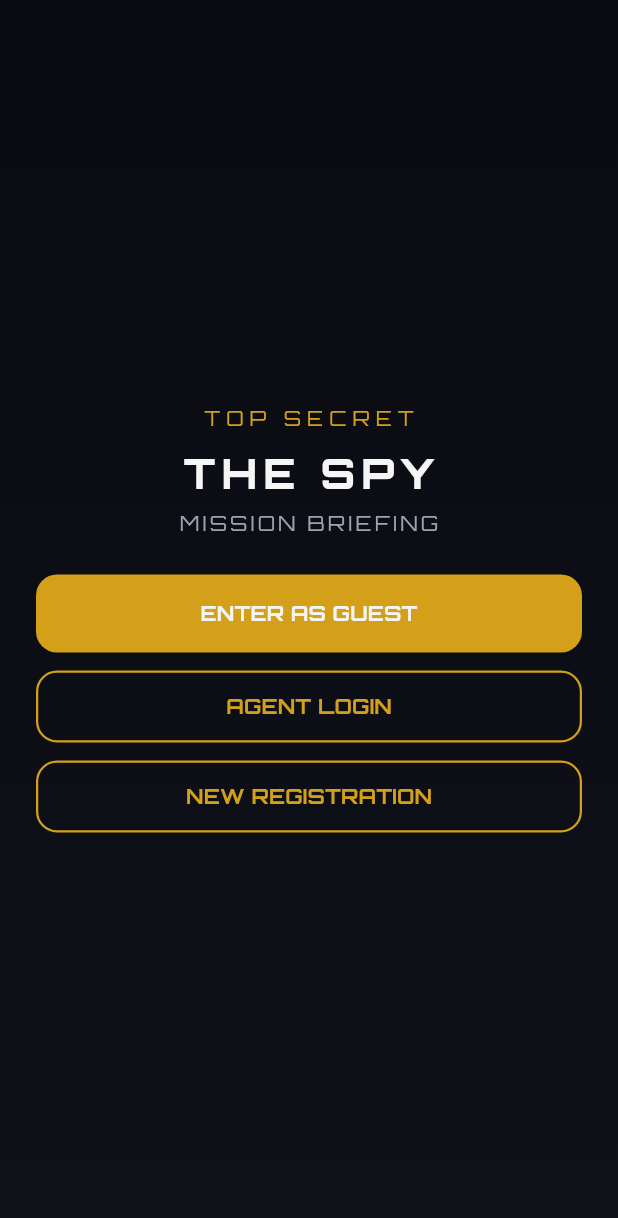
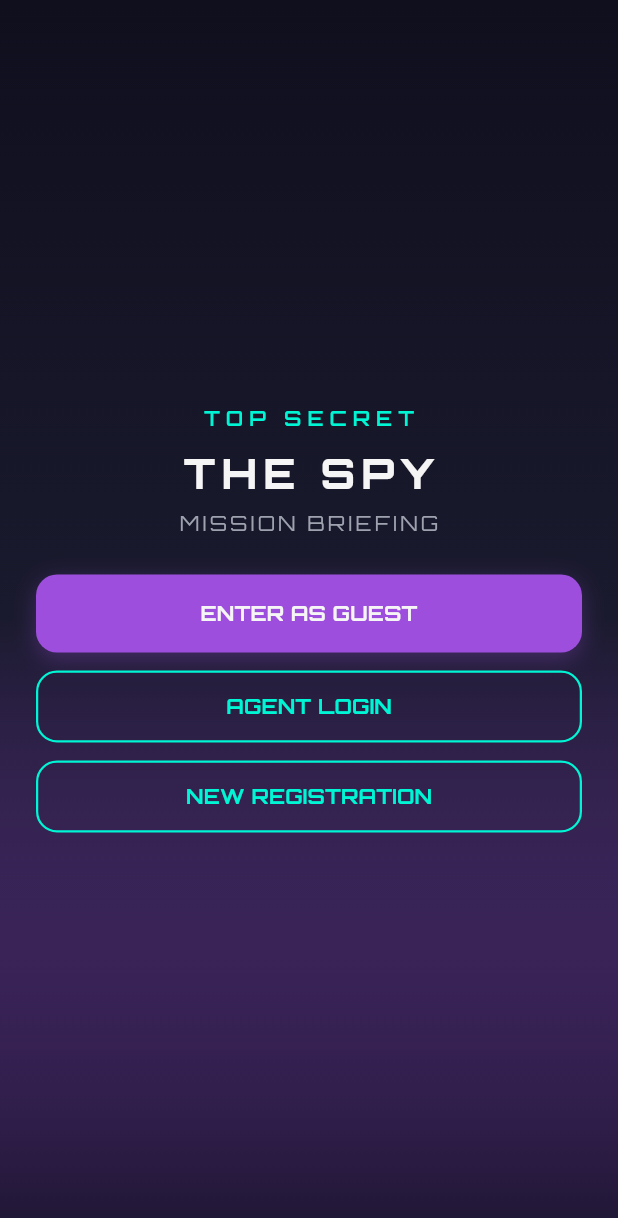
Before and after one commit to SlickEdgeMedia/codename-defector, a Flutter app: the screen it shows after launch, on a phone screen of 412 x 824 dp. Shown: the top 1218 px of the screen. Run offline on Flutter 3.47's test engine with Material 3 defaults, Android fonts, the phone set to English and light mode, and no system bars; our stand-ins replace confetti, dio, flutter_dotenv, google_fonts, shared_preferences, socket_io_client; accounts and stored records are empty.

Commit message:
feat: Redesign color theme to spy/hacker aesthetic
Transform the app from gold/yellow theme to purple/cyan spy aesthetic:

Color Changes:
- Primary: Purple (#9D4EDD) with bright variant (#C77DFF)
- Accent: Cyan/teal (#00F5D4) for highlights and borders
- Background: Deeper dark (#0F0F1E) with darker panels (#1A1A2E)
- Success: Changed to cyan (#00F5D4) for tech feel
- Danger: Updated to pink (#FF006E) for better contrast

Visual Enhancements:
- Added glow effects to primary buttons with purple shadow
- Cyan borders with subtle glow on mission cards
- Updated countdown circle with purple glow effect
- Secondary buttons now use cyan outline
- Confetti colors updated to match new theme

Updated Components:
- All buttons (primary/secondary) with new colors and effects
- Mission cards with cyan glowing borders
- Lobby player avatars with purple tint
- Auth screens with gradient backgrounds
- Ready toggle with cyan accent
- All navigation icons and accents

The new theme creates a mysterious, tech-focused spy atmosphere
while keeping all existing mission/spy terminology intact.

🤖 Generated with [Claude Code](https://claude.com/claude-code)

Co-Authored-By: Claude Sonnet 4.5 <noreply@anthropic.com>

```diff
--- a/mobile/lib/constants/palette.dart
+++ b/mobile/lib/constants/palette.dart
@@ -2,19 +2,34 @@ import 'package:flutter/material.dart';
 
 /// Color palette for The Imposter app theme.
 ///
-/// This defines the dark theme with gold accents used throughout the app.
+/// This defines the dark spy/hacker theme with purple and cyan accents.
 class Palette {
-  /// Dark background color for the app
-  static const Color bg = Color(0xFF0B0C10);
+  /// Deep dark background color for the app
+  static const Color bg = Color(0xFF0F0F1E);
 
   /// Panel background color (slightly lighter than bg)
-  static const Color panel = Color(0xFF12131A);
+  static const Color panel = Color(0xFF1A1A2E);
 
-  /// Primary gold accent color
-  static const Color gold = Color(0xFFD4A019);
+  /// Primary purple accent color
+  static const Color primary = Color(0xFF9D4EDD);
 
-  /// Darker shade of gold for hover/pressed states
-  static const Color goldDark = Color(0xFF9C7614);
+  /// Darker shade of purple for hover/pressed states
+  static const Color primaryDark = Color(0xFF7B2CBF);
+
+  /// Bright purple for highlights
+  static const Color primaryBright = Color(0xFFC77DFF);
+
+  /// Cyan/teal accent color for highlights and borders
+  static const Color accent = Color(0xFF00F5D4);
+
+  /// Darker cyan for secondary accents
+  static const Color accentDark = Color(0xFF00D9C0);
+
+  /// Legacy gold color (kept for backwards compatibility, gradually replace with primary)
+  static const Color gold = Color(0xFF9D4EDD);
+
+  /// Legacy goldDark (kept for backwards compatibility)
+  static const Color goldDark = Color(0xFF7B2CBF);
 
   /// Primary text color (near white)
   static const Color text = Color(0xFFF5F5F5);
@@ -22,12 +37,15 @@ class Palette {
   /// Muted/secondary text color
   static const Color muted = Color(0xFF9EA2AF);
 
-  /// Success/positive state color (green)
-  static const Color success = Color(0xFF3CD070);
+  /// Success/positive state color (green/cyan)
+  static const Color success = Color(0xFF00F5D4);
 
-  /// Danger/negative state color (red)
-  static const Color danger = Color(0xFFFF4E50);
+  /// Danger/negative state color (red/pink)
+  static const Color danger = Color(0xFFFF006E);
 
-  /// Stroke/border color
-  static const Color stroke = Color(0xFF1E202A);
+  /// Stroke/border color (lighter for visibility)
+  static const Color stroke = Color(0xFF2D2D44);
+
+  /// Glow color for neon effects
+  static const Color glow = Color(0xFF00F5D4);
 }
--- a/mobile/lib/screens/auth/agent_login_screen.dart
+++ b/mobile/lib/screens/auth/agent_login_screen.dart
@@ -48,7 +48,7 @@ class _AgentLoginScreenState extends State<AgentLoginScreen> {
                 Align(
                   alignment: Alignment.topLeft,
                   child: IconButton(
-                    icon: const Icon(Icons.arrow_back, color: Palette.gold),
+                    icon: const Icon(Icons.arrow_back, color: Palette.accent),
                     onPressed: () => Navigator.pop(context),
                   ),
                 ),
@@ -63,7 +63,7 @@ class _AgentLoginScreenState extends State<AgentLoginScreen> {
                           const Text(
                             'CLASSIFIED',
                             style: TextStyle(
-                              color: Palette.gold,
+                              color: Palette.accent,
                               letterSpacing: 4,
                               fontSize: 14,
                             ),
--- a/mobile/lib/screens/auth/agent_register_screen.dart
+++ b/mobile/lib/screens/auth/agent_register_screen.dart
@@ -50,7 +50,7 @@ class _AgentRegisterScreenState extends State<AgentRegisterScreen> {
                 Align(
                   alignment: Alignment.topLeft,
                   child: IconButton(
-                    icon: const Icon(Icons.arrow_back, color: Palette.gold),
+                    icon: const Icon(Icons.arrow_back, color: Palette.accent),
                     onPressed: () => Navigator.pop(context),
                   ),
                 ),
@@ -65,7 +65,7 @@ class _AgentRegisterScreenState extends State<AgentRegisterScreen> {
                           const Text(
                             'NEW RECRUIT',
                             style: TextStyle(
-                              color: Palette.gold,
+                              color: Palette.accent,
                               letterSpacing: 4,
                               fontSize: 14,
                             ),
--- a/mobile/lib/screens/auth/guest_login_screen.dart
+++ b/mobile/lib/screens/auth/guest_login_screen.dart
@@ -47,7 +47,7 @@ class _GuestLoginScreenState extends State<GuestLoginScreen> {
                 Align(
                   alignment: Alignment.topLeft,
                   child: IconButton(
-                    icon: const Icon(Icons.arrow_back, color: Palette.gold),
+                    icon: const Icon(Icons.arrow_back, color: Palette.accent),
                     onPressed: () => Navigator.pop(context),
                   ),
                 ),
@@ -62,7 +62,7 @@ class _GuestLoginScreenState extends State<GuestLoginScreen> {
                           const Text(
                             'GUEST ACCESS',
                             style: TextStyle(
-                              color: Palette.gold,
+                              color: Palette.accent,
                               letterSpacing: 4,
                               fontSize: 14,
                             ),
--- a/mobile/lib/screens/auth/mission_briefing_screen.dart
+++ b/mobile/lib/screens/auth/mission_briefing_screen.dart
@@ -24,9 +24,13 @@ class _MissionBriefingScreenState extends State<MissionBriefingScreen> {
       body: Stack(
         children: [
           Container(
-            decoration: const BoxDecoration(
+            decoration: BoxDecoration(
               gradient: LinearGradient(
-                colors: [Color(0xFF0A0B11), Color(0xFF0F1119)],
+                colors: [
+                  Palette.bg,
+                  Palette.panel,
+                  Palette.primary.withOpacity(0.1),
+                ],
                 begin: Alignment.topCenter,
                 end: Alignment.bottomCenter,
               ),
@@ -39,7 +43,7 @@ class _MissionBriefingScreenState extends State<MissionBriefingScreen> {
                 child: Column(
                   mainAxisSize: MainAxisSize.min,
                   children: [
-                    const Text('TOP SECRET', style: TextStyle(color: Palette.gold, letterSpacing: 4)),
+                    const Text('TOP SECRET', style: TextStyle(color: Palette.accent, letterSpacing: 4, fontWeight: FontWeight.w600)),
                     const SizedBox(height: 8),
                     Text(
                       'THE SPY',
--- a/mobile/lib/screens/round/phases/role_phase.dart
+++ b/mobile/lib/screens/round/phases/role_phase.dart
@@ -89,7 +89,7 @@ class RolePhase extends StatelessWidget {
           Text(
             isImposter ? 'SPY' : 'CIVILIAN',
             style: Theme.of(context).textTheme.headlineSmall?.copyWith(
-                  color: isImposter ? Palette.danger : Palette.gold,
+                  color: isImposter ? Palette.danger : Palette.accent,
                   fontWeight: FontWeight.w800,
                 ),
           ),
--- a/mobile/lib/screens/setup/mission_setup_screen.dart
+++ b/mobile/lib/screens/setup/mission_setup_screen.dart
@@ -81,7 +81,7 @@ class _MissionSetupScreenState extends State<MissionSetupScreen> {
         actions: [
           TextButton(
             onPressed: () => state.logout(),
-            child: const Text('Logout', style: TextStyle(color: Palette.gold)),
+            child: const Text('Logout', style: TextStyle(color: Palette.accent)),
           ),
         ],
       ),
@@ -122,7 +122,7 @@ class _MissionSetupScreenState extends State<MissionSetupScreen> {
                                 _category = categories[_categoryIndex]['slug']!;
                               });
                             },
-                            icon: const Icon(Icons.chevron_left, color: Palette.gold),
+                            icon: const Icon(Icons.chevron_left, color: Palette.primary),
                           ),
                           Expanded(
                             child: Center(
@@ -139,7 +139,7 @@ class _MissionSetupScreenState extends State<MissionSetupScreen> {
                                 _category = categories[_categoryIndex]['slug']!;
                               });
                             },
-                            icon: const Icon(Icons.chevron_right, color: Palette.gold),
+                            icon: const Icon(Icons.chevron_right, color: Palette.primary),
                           ),
                         ],
                       ),
--- a/mobile/lib/state/app_state.dart
+++ b/mobile/lib/state/app_state.dart
@@ -456,6 +456,7 @@ class AppState extends ChangeNotifier {
     showRound = false;
     roundPhase = 'role';
     resultsRoundId = null;
+    errorMessage = null; // Clear any errors when returning to lobby
     notifyListeners();
   }
 
--- a/mobile/lib/widgets/buttons/primary_mission_button.dart
+++ b/mobile/lib/widgets/buttons/primary_mission_button.dart
@@ -2,7 +2,7 @@ import 'package:flutter/material.dart';
 import 'package:imposter_app/constants/palette.dart';
 import 'package:imposter_app/utils/haptics.dart';
 
-/// Primary action button with gold background and haptic feedback.
+/// Primary action button with purple background and haptic feedback.
 ///
 /// Used for main CTAs like "Start Mission", "Submit Answer", etc.
 class PrimaryMissionButton extends StatelessWidget {
@@ -19,12 +19,26 @@ class PrimaryMissionButton extends StatelessWidget {
   Widget build(BuildContext context) {
     return SizedBox(
       width: double.infinity,
+      child: Container(
+        decoration: BoxDecoration(
+          borderRadius: BorderRadius.circular(14),
+          boxShadow: onTap != null
+              ? [
+                  BoxShadow(
+                    color: Palette.primary.withOpacity(0.3),
+                    blurRadius: 12,
+                    offset: const Offset(0, 4),
+                  ),
+                ]
+              : null,
+        ),
         child: ElevatedButton(
           style: ElevatedButton.styleFrom(
-          backgroundColor: onTap == null ? Palette.goldDark : Palette.gold,
+            backgroundColor: onTap == null ? Palette.primaryDark : Palette.primary,
             foregroundColor: Palette.text,
             padding: const EdgeInsets.symmetric(vertical: 16),
             shape: RoundedRectangleBorder(borderRadius: BorderRadius.circular(14)),
+            elevation: 0,
           ),
           onPressed: onTap == null
               ? null
@@ -34,6 +48,7 @@ class PrimaryMissionButton extends StatelessWidget {
                 },
           child: Text(label, style: const TextStyle(fontWeight: FontWeight.bold)),
         ),
+      ),
     );
   }
 }
--- a/mobile/lib/widgets/buttons/secondary_mission_button.dart
+++ b/mobile/lib/widgets/buttons/secondary_mission_button.dart
@@ -2,7 +2,7 @@ import 'package:flutter/material.dart';
 import 'package:imposter_app/constants/palette.dart';
 import 'package:imposter_app/utils/haptics.dart';
 
-/// Secondary action button with gold outline and haptic feedback.
+/// Secondary action button with cyan outline and haptic feedback.
 ///
 /// Used for secondary actions like "Cancel", "View History", etc.
 class SecondaryMissionButton extends StatelessWidget {
@@ -21,10 +21,13 @@ class SecondaryMissionButton extends StatelessWidget {
       width: double.infinity,
       child: OutlinedButton(
         style: OutlinedButton.styleFrom(
-          side: const BorderSide(color: Palette.gold, width: 1.5),
+          side: BorderSide(
+            color: onTap == null ? Palette.stroke : Palette.accent,
+            width: 1.5,
+          ),
           padding: const EdgeInsets.symmetric(vertical: 14),
           shape: RoundedRectangleBorder(borderRadius: BorderRadius.circular(14)),
-          foregroundColor: Palette.gold,
+          foregroundColor: onTap == null ? Palette.muted : Palette.accent,
         ),
         onPressed: onTap == null
             ? null
--- a/mobile/lib/widgets/indicators/socket_status_badge.dart
+++ b/mobile/lib/widgets/indicators/socket_status_badge.dart
@@ -25,7 +25,7 @@ class SocketStatusBadge extends StatelessWidget {
         label = 'connected';
         break;
       case SocketStatus.connecting:
-        dot = Palette.gold;
+        dot = Palette.accent;
         label = 'connecting';
         break;
       case SocketStatus.error:
```
Also changed, not shown: mobile/lib/screens/lobby/mission_lobby_screen.dart (+6 -5 lines), mobile/lib/screens/round/phases/countdown_phase.dart (+10 -3 lines), mobile/lib/screens/round/phases/results_phase.dart (+4 -4 lines), mobile/lib/widgets/containers/mission_card.dart (+10 -2 lines). Lines whose indentation alone changed are shown as unchanged.
